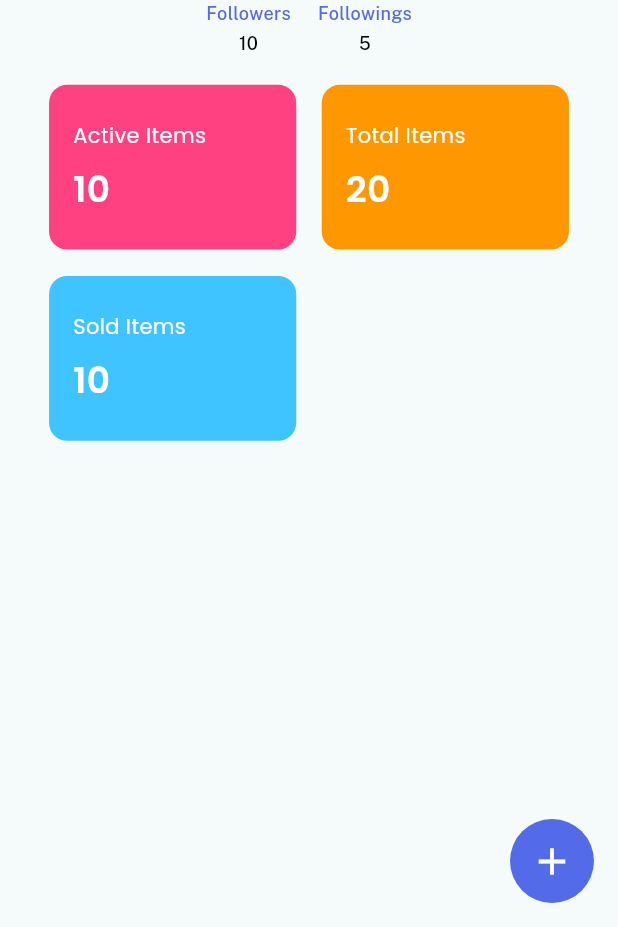
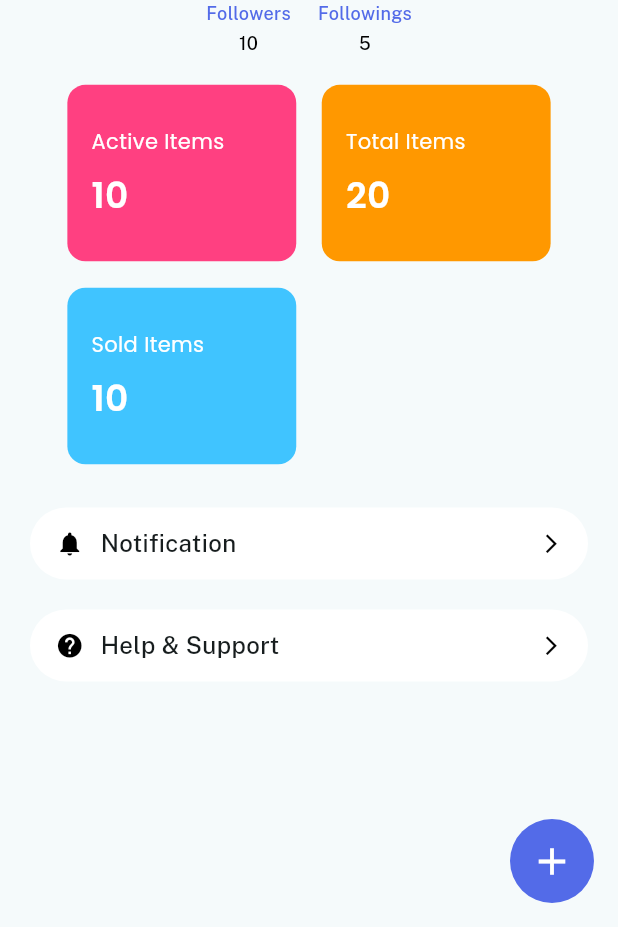
Before and after one commit to HAMZA-CH420/Shoe-Fanatic, a Flutter app: the SellingScreen screen opened directly, on a phone screen of 412 x 824 dp, the part 309-1236 px from its top. Run offline on Flutter 3.47's test engine with Material 3 defaults, Android fonts, the light colour scheme and no system bars; our stand-ins replace flutter_svg, google_fonts, iconsax, permission_handler, smooth_page_indicator.

Commit message:
minor changes

```diff
--- a/lib/Features/SellingScreen/TabScreens/home.dart
+++ b/lib/Features/SellingScreen/TabScreens/home.dart
@@ -1,4 +1,5 @@
 import 'package:flutter/material.dart';
+import 'package:shoe_fantastic/Features/SellingScreen/widget/custom_button_selling.dart';
 import 'package:shoe_fantastic/Features/SellingScreen/widget/items_info.dart';
 import 'package:shoe_fantastic/Features/SellingScreen/widget/store_details.dart';
 
@@ -12,11 +13,23 @@ class Home extends StatelessWidget {
         horizontal: 20,
         vertical: 15,
       ),
-      child: Column(
-        children: [
-          StoreDetails(),
-          ItemsInfo(),
-        ],
+      child: SingleChildScrollView(
+        child: Column(
+          children: [
+            StoreDetails(),
+            ItemsInfo(),
+            CustomButtonSelling(
+              onTap: () {},
+              btnName: "Notification",
+              icon: Icons.notifications,
+            ),
+            CustomButtonSelling(
+              onTap: () {},
+              btnName: "Help & Support",
+              icon: Icons.help,
+            ),
+          ],
+        ),
       ),
     );
   }
--- /dev/null
+++ b/lib/Features/SellingScreen/widget/custom_button_selling.dart
@@ -0,0 +1,56 @@
+import 'package:flutter/material.dart';
+import 'package:google_fonts/google_fonts.dart';
+import 'package:shoe_fantastic/Ui%20Helper/Color%20Palate/color_palate.dart';
+
+class CustomButtonSelling extends StatelessWidget {
+  const CustomButtonSelling(
+      {super.key,
+      required this.btnName,
+      required this.icon,
+      required this.onTap});
+  final String btnName;
+  final IconData icon;
+  final VoidCallback onTap;
+  @override
+  Widget build(BuildContext context) {
+    return Container(
+      padding: const EdgeInsets.symmetric(horizontal: 17),
+      margin: const EdgeInsets.only(top: 20),
+      height: 48,
+      width: double.infinity,
+      decoration: BoxDecoration(
+        borderRadius: BorderRadius.circular(25),
+        color: Colors.white,
+      ),
+      child: Row(
+        mainAxisAlignment: MainAxisAlignment.spaceBetween,
+        children: [
+          Row(
+            spacing: 11,
+            children: [
+              Icon(
+                icon,
+                color: Palate.blackColor,
+                size: 19,
+              ),
+              Text(
+                btnName,
+                style: GoogleFonts.publicSans(
+                  fontWeight: FontWeight.w500,
+                  fontSize: 16,
+                ),
+              )
+            ],
+          ),
+          InkWell(
+              onTap: onTap,
+              child: Icon(
+                Icons.arrow_forward_ios,
+                size: 15,
+                color: Palate.blackColor,
+              ))
+        ],
+      ),
+    );
+  }
+}
--- a/lib/Features/SellingScreen/widget/items_info.dart
+++ b/lib/Features/SellingScreen/widget/items_info.dart
@@ -31,8 +31,8 @@ class ItemsInfo extends StatelessWidget {
         color: color,
         borderRadius: BorderRadius.circular(12),
       ),
-      height: size.height / 7.5,
-      width: size.width / 2.5,
+      height: size.height / 7,
+      width: size.width / 2.7,
       child: Column(
         spacing: 8,
         crossAxisAlignment: CrossAxisAlignment.start,
```
